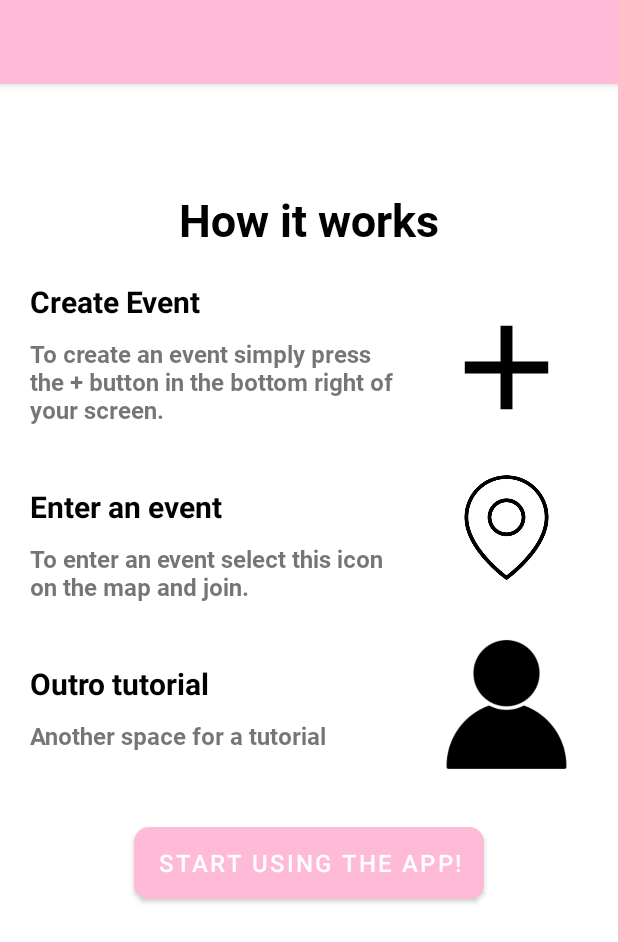
After one commit to ICM-Cremosas/ICM-Main, an Android app: the Turtorial screen opened through its navigation route, on a phone screen of 412 x 824 dp. The commit adds this screen. Shown: the top 942 px of the screen. Run offline under Robolectric (Android 15) with nearby library versions, the phone set to English and light mode, and no system bars; our stand-ins replace Firebase (no records; nobody signed in at launch, a user with empty details on screens opened directly), data binding, navigation-ui.

Commit message:
last version for 1st testes with users

```diff
--- a/AREC/app/src/main/java/com/example/arec/CreateEvent.kt
+++ b/AREC/app/src/main/java/com/example/arec/CreateEvent.kt
@@ -36,12 +36,12 @@ class CreateEvent : Fragment() {
         if (latlng != null){
             //Radius
             binding.eventRadius.progress = radius
-            binding.radius.text = "Radius: $radius Km"
+            binding.radius.text = "Radius: $radius m"
 
             binding.eventRadius.setOnSeekBarChangeListener(object : SeekBar.OnSeekBarChangeListener {
                 override fun onProgressChanged(seekBar: SeekBar?, progress: Int, fromUser: Boolean) {
                     // Update the TextView with the current progress value
-                    binding.radius.text = "Radius: $progress Km"
+                    binding.radius.text = "Radius: $progress m"
                     radius = progress
                 }
 
--- a/AREC/app/src/main/java/com/example/arec/OTP.kt
+++ b/AREC/app/src/main/java/com/example/arec/OTP.kt
@@ -66,8 +66,10 @@ class OTP : Fragment() {
                                 if(task.isSuccessful) {
                                     if(name != null) {
                                         addUserToDatabase(name!!,phone,auth.currentUser?.uid!!, age!!, gender!!, show!!,  image!!)
+                                        view?.findNavController()?.navigate(R.id.action_OTP_to_turtorial)
                                     }
-                                    view?.findNavController()?.navigate(R.id.action_OTP_to_mapsFragment)
+                                    else
+                                        view?.findNavController()?.navigate(R.id.action_OTP_to_mapsFragment)
                                     Toast.makeText(requireContext(), "Success", Toast.LENGTH_SHORT).show()
                                 } else {
                                     Toast.makeText(requireContext(), "Failed", Toast.LENGTH_SHORT).show()
--- a/AREC/app/src/main/java/com/example/arec/Profile.kt
+++ b/AREC/app/src/main/java/com/example/arec/Profile.kt
@@ -160,15 +160,9 @@ class   Profile : Fragment() {
                                                             dialog1 = builder.create()
                                                             dialog1.show()
 
-                                                            val chatButton = view.findViewById<Button>(R.id.buttonChat)
-                                                            chatButton.setOnClickListener {view : View ->
-                                                                dialog.dismiss()
-                                                                view.findNavController().navigate(R.id.action_profile_to_users)
-                                                            }
-
                                                             val matchButton = view.findViewById<Button>(R.id.buttonMatch)
                                                             matchButton.setOnClickListener {
-                                                                dialog.dismiss()
+                                                                dialog1.dismiss()
                                                             }
                                                         }
 
@@ -307,10 +301,15 @@ class   Profile : Fragment() {
         binding.profileGender.setVisibility(View.GONE)
     }
 
-    fun MoreUsers(){
+    fun MoreUsers() {
         // Access the root view of the layout
         binding.noUser.setVisibility(View.GONE)
-        dialog.dismiss()
+
+        // Check if the dialog has been initialized
+        if (::dialog.isInitialized) {
+            dialog.dismiss()
+        }
+
         binding.profileAge.setVisibility(View.VISIBLE)
         binding.butDislike.setVisibility(View.VISIBLE)
         binding.butLike.setVisibility(View.VISIBLE)
--- /dev/null
+++ b/AREC/app/src/main/java/com/example/arec/Turtorial.kt
@@ -0,0 +1,21 @@
+package com.example.arec
+
+import android.os.Bundle
+import android.view.*
+import androidx.databinding.DataBindingUtil
+import androidx.fragment.app.Fragment
+import androidx.navigation.findNavController
+import androidx.navigation.ui.NavigationUI
+import com.example.arec.databinding.TurtorialBinding
+
+class Turtorial : Fragment() {
+
+    override fun onCreateView(inflater: LayoutInflater, container: ViewGroup?, savedInstanceState: Bundle?): View? {
+        val binding = DataBindingUtil.inflate<TurtorialBinding>(inflater, R.layout.turtorial,container,false)
+
+        binding.butJoin .setOnClickListener {view : View ->
+            view?.findNavController()?.navigate(R.id.action_turtorial_to_maps)
+        }
+        return binding.root
+    }
+}
--- a/AREC/app/src/main/res/layout/create_event.xml
+++ b/AREC/app/src/main/res/layout/create_event.xml
@@ -52,10 +52,9 @@
             android:id="@+id/radius"
             android:layout_width="wrap_content"
             android:layout_height="wrap_content"
-            android:layout_marginStart="50dp"
-            android:layout_marginBottom="12dp"
+            android:layout_marginStart="48dp"
             android:text="Radius"
-            app:layout_constraintBottom_toTopOf="@id/event_radius"
+            app:layout_constraintBottom_toTopOf="@+id/radius_explained"
             app:layout_constraintStart_toStartOf="parent" />
 
         <SeekBar
@@ -149,7 +148,7 @@
 
         <TextView
             android:id="@+id/radius_explained"
-            android:layout_width="wrap_content"
+            android:layout_width="300dp"
             android:layout_height="wrap_content"
             android:text="The radius that your event will be, how distant can a person be to join the event"
             android:textSize="10dp"
--- a/AREC/app/src/main/res/layout/new_match.xml
+++ b/AREC/app/src/main/res/layout/new_match.xml
@@ -63,18 +63,8 @@
         android:layout_width="wrap_content"
         android:layout_height="wrap_content"
         android:layout_marginTop="16dp"
-        android:layout_marginEnd="52dp"
         android:text="Continue"
         app:layout_constraintEnd_toEndOf="parent"
-        app:layout_constraintTop_toBottomOf="@+id/descricao" />
-
-    <Button
-        android:id="@+id/buttonChat"
-        android:layout_width="wrap_content"
-        android:layout_height="wrap_content"
-        android:layout_marginTop="16dp"
-        android:text="Chat"
-        app:layout_constraintEnd_toStartOf="@+id/buttonMatch"
         app:layout_constraintStart_toStartOf="parent"
         app:layout_constraintTop_toBottomOf="@+id/descricao" />
 
--- a/AREC/app/src/main/res/layout/register.xml
+++ b/AREC/app/src/main/res/layout/register.xml
@@ -140,7 +140,7 @@
             android:layout_marginRight="20dp"
             android:layout_toRightOf="@id/sexualOrientation_label"
             android:fontFamily="@font/roboto"
-            android:text="What will the app showing when swiping"
+            android:text="What will the app show when swiping"
             android:textColor="@color/Light_gray"
             android:textSize="10sp" />
 
--- /dev/null
+++ b/AREC/app/src/main/res/layout/turtorial.xml
@@ -0,0 +1,140 @@
+<?xml version="1.0" encoding="utf-8"?>
+<layout xmlns:android="http://schemas.android.com/apk/res/android"
+    xmlns:app="http://schemas.android.com/apk/res-auto"
+    xmlns:tools="http://schemas.android.com/tools"
+    tools:context="com.example.arec.Turtorial">
+    <RelativeLayout
+        android:layout_width="match_parent"
+        android:layout_height="match_parent">
+
+        <TextView
+            android:id="@+id/event_title"
+            android:layout_width="wrap_content"
+            android:layout_height="51dp"
+            android:fontFamily="@font/roboto"
+            android:layout_centerHorizontal="true"
+            android:text="@string/how_it_works"
+            android:textColor="@color/black"
+            android:textSize="30sp"
+            android:textStyle="bold"
+            android:layout_marginTop="70dp"
+            />
+
+        <TextView
+            android:id="@+id/textView2"
+            android:layout_width="wrap_content"
+            android:layout_height="wrap_content"
+            android:layout_marginTop="10dp"
+            android:layout_marginLeft="20dp"
+            android:layout_marginRight="20dp"
+            android:text="Create Event"
+            android:textColor="@color/black"
+            android:textSize="20sp"
+            android:layout_below="@id/event_title"
+            android:textStyle="bold"
+            />
+
+        <TextView
+            android:id="@+id/how_it_works"
+            android:layout_width="250dp"
+            android:layout_height="wrap_content"
+            android:fontFamily="@font/roboto"
+            android:text="@string/create_tut"
+            android:textSize="16sp"
+            android:layout_below="@id/textView2"
+            android:layout_marginTop="10dp"
+            android:layout_marginLeft="20dp"
+            android:layout_marginRight="20dp"/>
+
+        <ImageView
+            android:id="@+id/logoaskloc"
+            android:layout_width="95dp"
+            android:layout_height="135dp"
+            app:srcCompat="@drawable/ic_add"
+            android:layout_toRightOf="@id/how_it_works"
+            android:layout_below="@id/event_title"/>
+
+        <TextView
+            android:id="@+id/enter"
+            android:layout_width="wrap_content"
+            android:layout_height="wrap_content"
+            android:layout_marginTop="40dp"
+            android:layout_marginLeft="20dp"
+            android:layout_marginRight="20dp"
+            android:text="@string/enter_event"
+            android:textColor="@color/black"
+            android:textSize="20sp"
+            android:layout_below="@id/how_it_works"
+            android:textStyle="bold"
+            />
+
+        <TextView
+            android:id="@+id/enter_text"
+            android:layout_width="250dp"
+            android:layout_height="wrap_content"
+            android:fontFamily="@font/roboto"
+            android:text="@string/enter_tut"
+            android:textSize="16sp"
+            android:layout_below="@id/enter"
+            android:layout_marginTop="10dp"
+            android:layout_marginLeft="20dp"
+            android:layout_marginRight="20dp"/>
+
+        <ImageView
+            android:id="@+id/loc"
+            android:layout_width="95dp"
+            android:layout_height="135dp"
+            app:srcCompat="@drawable/_812734"
+            android:layout_toRightOf="@id/enter_text"
+            android:layout_below="@id/how_it_works"/>
+
+        <TextView
+            android:id="@+id/outro"
+            android:layout_width="wrap_content"
+            android:layout_height="wrap_content"
+            android:layout_marginTop="40dp"
+            android:layout_marginLeft="20dp"
+            android:layout_marginRight="20dp"
+            android:text="Outro tutorial"
+            android:textColor="@color/black"
+            android:textSize="20sp"
+            android:layout_below="@id/enter_text"
+            android:textStyle="bold"
+            />
+
+        <TextView
+            android:id="@+id/outro_text"
+            android:layout_width="250dp"
+            android:layout_height="wrap_content"
+            android:fontFamily="@font/roboto"
+            android:text="@string/outro_tut"
+            android:textSize="16sp"
+            android:layout_below="@id/outro"
+            android:layout_marginTop="10dp"
+            android:layout_marginLeft="20dp"
+            android:layout_marginRight="20dp"/>
+
+        <ImageView
+            android:id="@+id/outroimg"
+            android:layout_width="95dp"
+            android:layout_height="135dp"
+            app:srcCompat="@drawable/avatar"
+            android:layout_toRightOf="@id/outro_text"
+            android:layout_below="@id/enter_text"/>
+
+        <Button
+            android:id="@+id/but_join"
+            android:layout_width="wrap_content"
+            android:layout_height="wrap_content"
+            android:background="@drawable/button_bg"
+            android:text="@string/continue_app"
+            android:textColor="@color/white"
+            android:textSize="16sp"
+            app:backgroundTint="@null"
+            android:layout_centerHorizontal="true"
+            android:layout_below="@id/outro_text"
+            android:layout_marginTop="50dp"
+            android:layout_marginLeft="20dp"
+            android:layout_marginRight="20dp"/>
+    </RelativeLayout>
+</layout>
--- a/AREC/app/src/main/res/navigation/navigation.xml
+++ b/AREC/app/src/main/res/navigation/navigation.xml
@@ -121,6 +121,9 @@
             app:destination="@id/maps"
             app:popUpTo="@id/login"
             app:popUpToInclusive="true" />
+        <action
+            android:id="@+id/action_OTP_to_turtorial"
+            app:destination="@id/turtorial" />
     </fragment>
     <fragment
         android:id="@+id/users"
@@ -149,4 +152,12 @@
         android:name="com.example.arec.ListOfEvents"
         android:label="list_events"
         tools:layout="@layout/list_events" />
+    <fragment
+        android:id="@+id/turtorial"
+        android:name="com.example.arec.Turtorial"
+        android:label="Turtorial" >
+        <action
+            android:id="@+id/action_turtorial_to_maps"
+            app:destination="@id/maps" />
+    </fragment>
 </navigation>
--- a/AREC/app/src/main/res/values/strings.xml
+++ b/AREC/app/src/main/res/values/strings.xml
@@ -54,5 +54,11 @@
     <string name="everyone">Everyone</string>
     <string name="log_out">Log Out</string>
     <string name="delete_event">Delete Event</string>
+    <string name="how_it_works">How it works</string>
+    <string name="create_tut">To create an event simply press the + button in the bottom right of your screen.</string>
+    <string name="enter_tut">To enter an event select this icon\non the map and join.</string>
+    <string name="enter_event">Enter an event</string>
+    <string name="continue_app">Start using the app!</string>
+    <string name="outro_tut">Another space for a tutorial</string>
 
 </resources>
```
